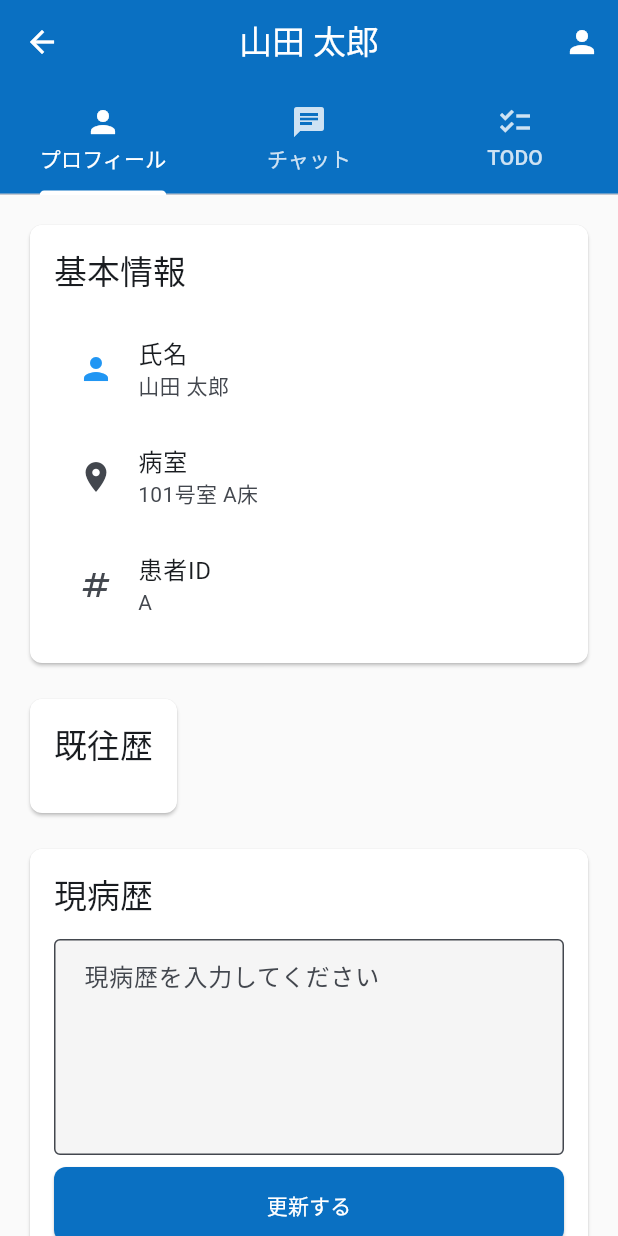
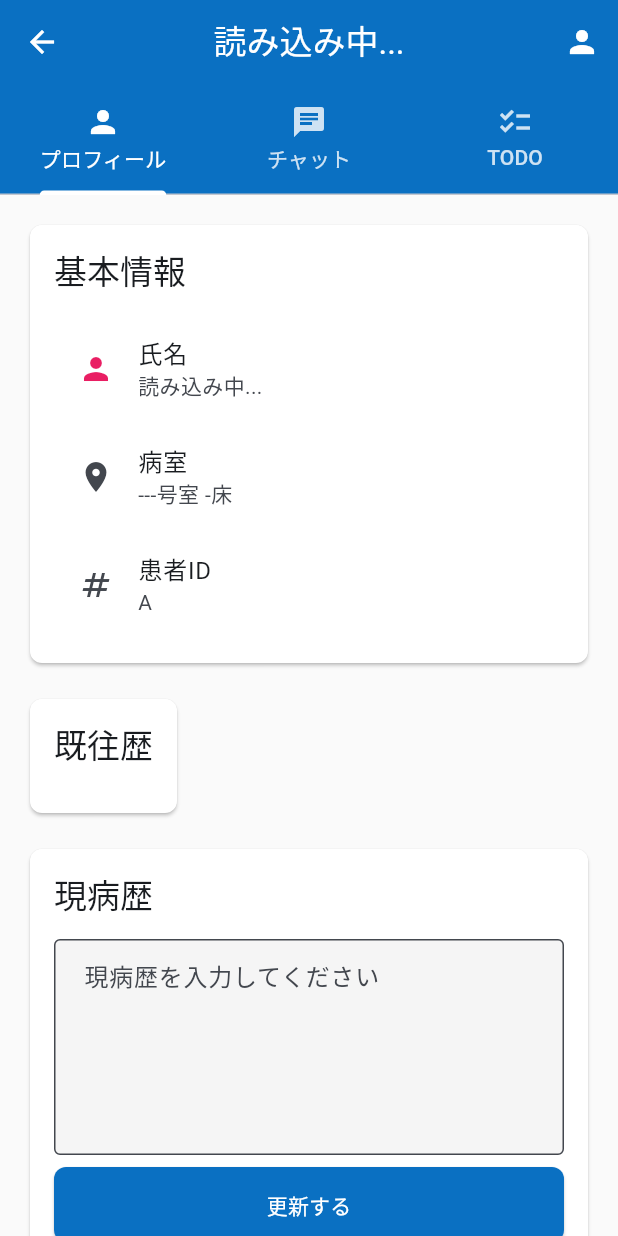
Before and after one commit to nagoyan55/healthcare-support, a Flutter app: the PatientDetailScreen screen opened by its route, on a phone screen of 412 x 824 dp. Run offline on Flutter 3.47's test engine with Material 3 defaults, Android fonts, the phone set to English and light mode, and no system bars; our stand-ins replace cloud_firestore, firebase_auth, firebase_core, flutter_riverpod, image_picker, riverpod_annotation and 1 more; accounts and stored records are empty; generated files the repository leaves out were written again.

Commit message:
hot reload on patient detail

```diff
--- a/lib/screens/patient_detail_screen.dart
+++ b/lib/screens/patient_detail_screen.dart
@@ -1,22 +1,39 @@
 import 'package:flutter/material.dart';
+import 'package:flutter_riverpod/flutter_riverpod.dart';
+import '../providers/patient_provider.dart';
 import 'chat_tab_screen.dart';
 import 'profile_tab_screen.dart';
 import 'todo_tab_screen.dart';
 
-class PatientDetailScreen extends StatelessWidget {
+class PatientDetailScreen extends ConsumerStatefulWidget {
   const PatientDetailScreen({super.key});
 
   @override
+  ConsumerState<PatientDetailScreen> createState() => _PatientDetailScreenState();
+}
+
+class _PatientDetailScreenState extends ConsumerState<PatientDetailScreen> {
+  @override
+  void initState() {
+    super.initState();
+    // 画面表示時に引数から患者情報を取得
+    WidgetsBinding.instance.addPostFrameCallback((_) {
+      final args = ModalRoute.of(context)?.settings.arguments as Map<String, dynamic>?;
+      if (args != null) {
+        ref.read(currentPatientProvider.notifier).setPatient(args);
+      }
+    });
+  }
+
+  @override
   Widget build(BuildContext context) {
-    final Map<String, dynamic> patient =
-        (ModalRoute.of(context)?.settings.arguments as Map<String, dynamic>?) ??
-            {
-              'id': 'A',
-              'name': '山田 太郎',
-              'room': '101',
-              'bed': 'A',
-              'gender': 'M',
-            };
+    final patient = ref.watch(currentPatientProvider) ?? {
+      'id': 'A',
+      'name': '読み込み中...',
+      'room': '---',
+      'bed': '-',
+      'gender': '-',
+    };
 
     return DefaultTabController(
       length: 3,
```
Also changed, not shown: lib/providers/patient_provider.dart (added, +19 -0 lines), lib/screens/patient_selection_screen.dart (+7 -3 lines), lib/providers/patient_provider.g.dart.
